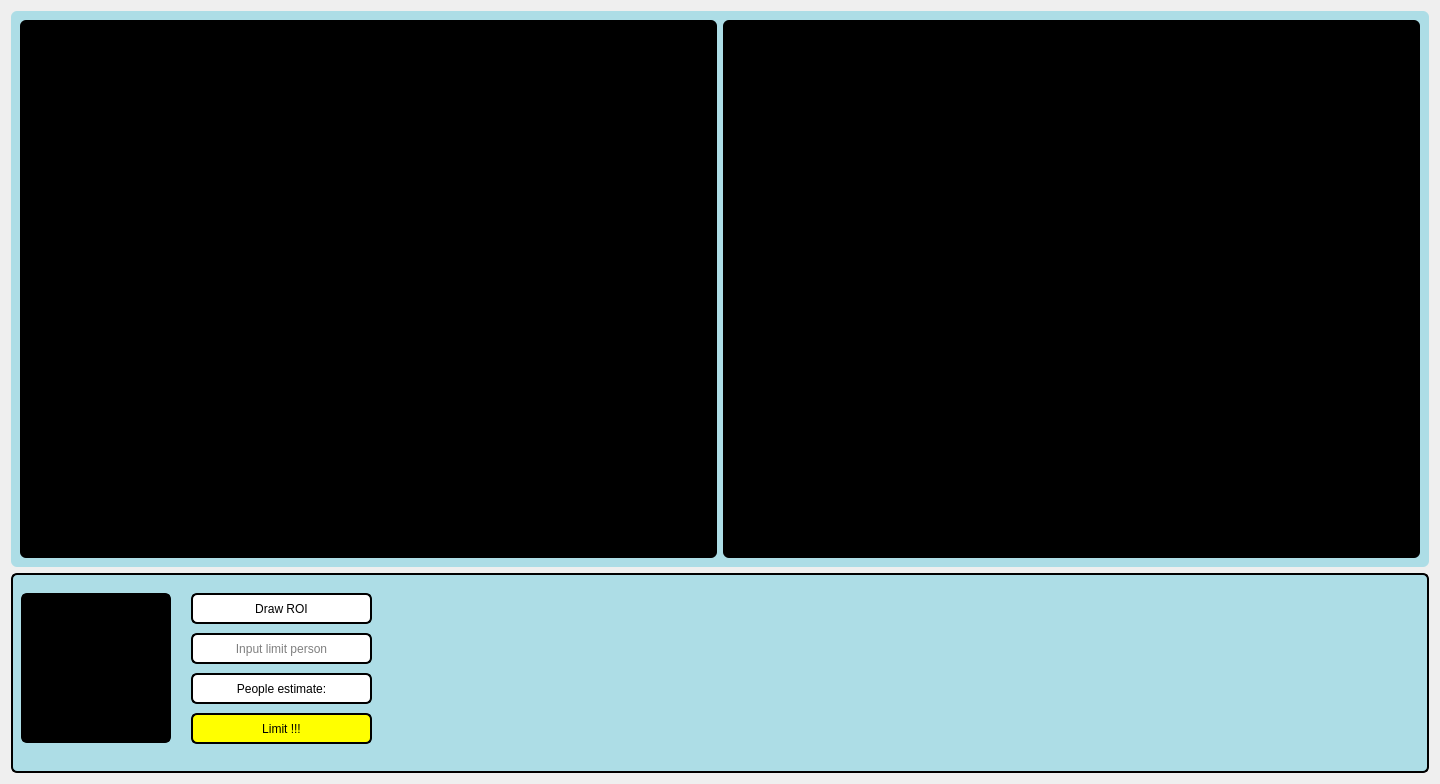
This is resources/ui/widget_video.ui in huyquang-bka/datn_hoang as Qt 5 draws it before an edit. The edited form follows.
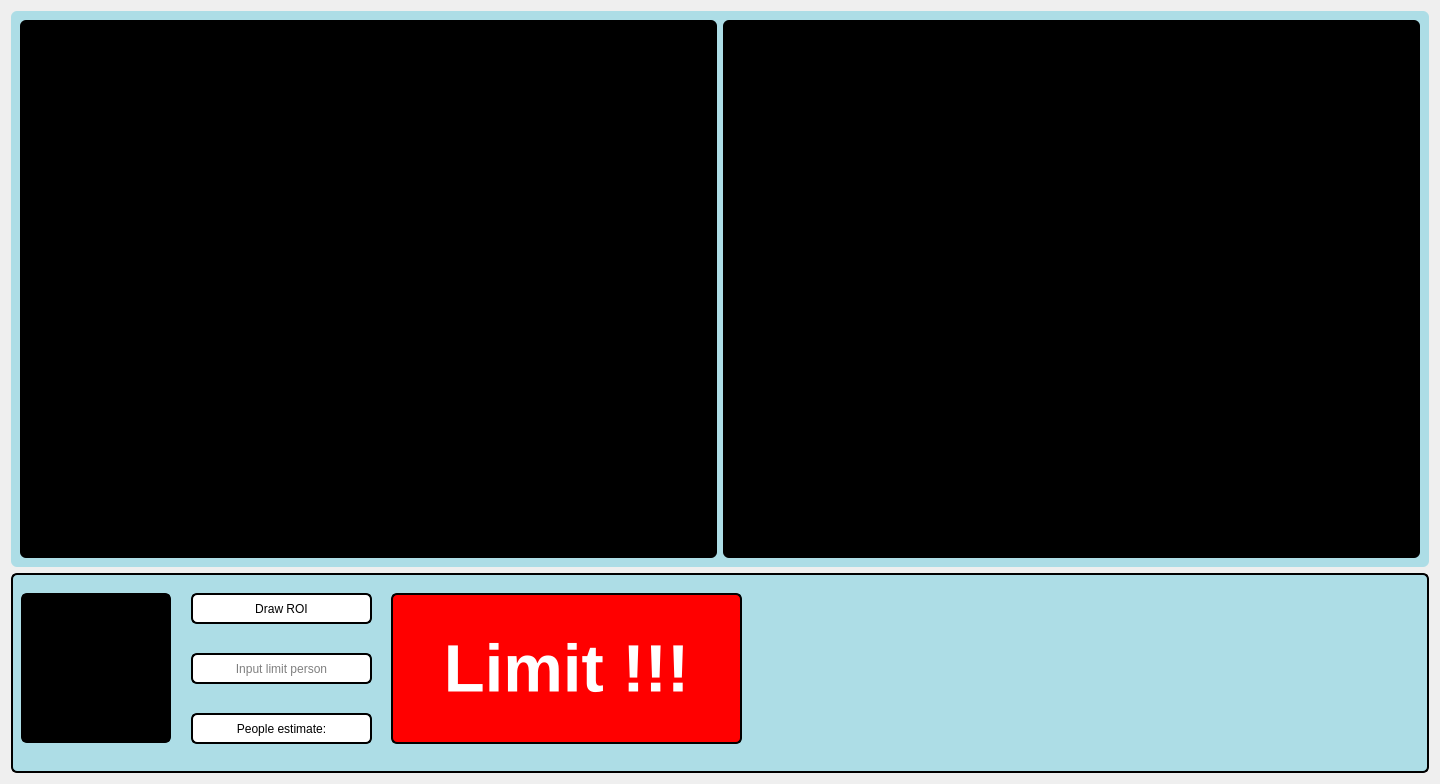
This is the edited form.

Commit message: set limit warning label bigger

```diff
--- a/resources/ui/widget_video.ui
+++ b/resources/ui/widget_video.ui
@@ -73,7 +73,7 @@
       <property name="geometry">
        <rect>
         <x>180</x>
-        <y>100</y>
+        <y>140</y>
         <width>181</width>
         <height>31</height>
        </rect>
@@ -93,16 +93,19 @@
      <widget class="QLabel" name="qlabel_warning">
       <property name="geometry">
        <rect>
-        <x>180</x>
-        <y>140</y>
-        <width>181</width>
-        <height>31</height>
+        <x>380</x>
+        <y>20</y>
+        <width>351</width>
+        <height>151</height>
        </rect>
       </property>
       <property name="styleSheet">
-       <string notr="true">background-color: rgb(255, 255, 0);
+       <string notr="true">background-color: rgb(255, 0, 0);
 border: 2px solid black;
-border-radius: 6px;</string>
+border-radius: 6px;
+color: rgb(255, 255, 255);
+font-weight: bold;
+font-size: 50pt;</string>
       </property>
       <property name="text">
        <string>Limit !!!</string>
@@ -165,7 +168,7 @@
       <property name="geometry">
        <rect>
         <x>180</x>
-        <y>60</y>
+        <y>80</y>
         <width>181</width>
         <height>31</height>
        </rect>
```
The commit also changes 2 other files.
